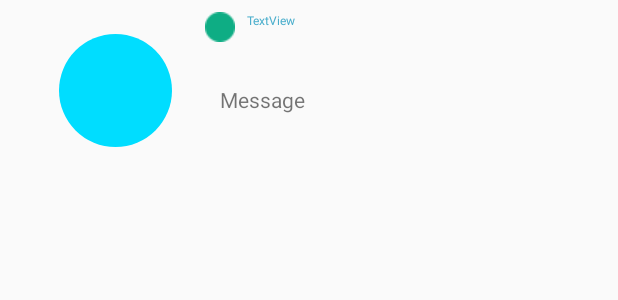
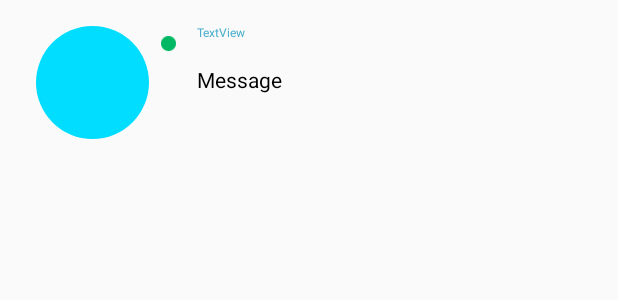
Before and after one commit to leothelindo/TravelBud, an Android app: the layout chat_item.xml on its own in the app's theme, with its tools: preview values and no code run, on a phone screen of 412 x 824 dp. Shown: the top 300 px of the screen. Run offline under Robolectric (Android 15) with nearby library versions, the phone set to English and light mode, and no system bars.

Commit message:
fixed user message

```diff
--- a/app/src/main/java/me/leojlindo/travelbud/MessageFragment.java
+++ b/app/src/main/java/me/leojlindo/travelbud/MessageFragment.java
@@ -193,6 +193,7 @@ public class MessageFragment extends Fragment{
 
             ParseUser c = getItem(pos);
             TextView lbl = (TextView) v.findViewById(R.id.user_info);
+            ImageView online = (ImageView) v.findViewById(R.id.online);
             lbl.setText(c.getUsername());
             final ImageView prof = (ImageView) v.findViewById(R.id.prof_chat);
             ParseFile imageFile = (ParseFile) c.get("picture");
@@ -205,9 +206,10 @@ public class MessageFragment extends Fragment{
                     prof.setImageBitmap(bitmap);
                 }
             });
-            lbl.setCompoundDrawablesWithIntrinsicBounds(
-                    c.getBoolean("online") ? R.drawable.ic_online
-                            : R.drawable.ic_offline, 0, R.drawable.arrow, 0);
+            Bitmap bMap = BitmapFactory.decodeResource(getResources(), c.getBoolean("online") ? R.drawable.ic_online
+                    : R.drawable.ic_offline);
+            Bitmap bMapScaled = Bitmap.createScaledBitmap(bMap, 10, 10, true);
+            online.setImageBitmap(bMapScaled);
 
             ParseQuery<ParseObject> q = ParseQuery.getQuery("Chat");
             if (lastMsgDate != null)
--- a/app/src/main/res/layout/chat_item.xml
+++ b/app/src/main/res/layout/chat_item.xml
@@ -4,24 +4,23 @@
     xmlns:app="http://schemas.android.com/apk/res-auto"
     xmlns:tools="http://schemas.android.com/tools"
     android:layout_width="match_parent"
-    android:layout_height="120dp">
+    android:layout_height="110dp">
 
     <TextView
         android:id="@+id/user_info"
-        android:layout_width="269dp"
+        android:layout_width="0dp"
         android:layout_height="wrap_content"
         android:layout_alignParentEnd="true"
         android:layout_alignParentTop="true"
-        android:drawableLeft="@drawable/ic_online"
-        android:drawablePadding="@dimen/pad_10dp"
-        android:drawableTint="@color/appGreen"
+        android:layout_marginStart="32dp"
+        android:layout_marginTop="16dp"
         android:orientation="horizontal"
-        android:padding="@dimen/pad_10dp"
         android:text="TextView"
         android:textColor="@color/appOrange"
         android:textSize="@dimen/txt_18sp"
         app:layout_constraintEnd_toEndOf="parent"
-        app:layout_constraintStart_toEndOf="@+id/prof_chat" />
+        app:layout_constraintStart_toEndOf="@+id/prof_chat"
+        app:layout_constraintTop_toTopOf="parent" />
 
     <de.hdodenhof.circleimageview.CircleImageView
         android:id="@+id/prof_chat"
@@ -30,7 +29,7 @@
         android:layout_alignParentStart="true"
         android:layout_centerVertical="true"
         android:layout_marginBottom="8dp"
-        android:layout_marginStart="39dp"
+        android:layout_marginStart="24dp"
         android:layout_marginTop="8dp"
         app:layout_constraintBottom_toBottomOf="parent"
         app:layout_constraintStart_toStartOf="parent"
@@ -42,12 +41,21 @@
         android:layout_width="wrap_content"
         android:layout_height="wrap_content"
         android:layout_centerInParent="true"
-        android:layout_marginBottom="40dp"
         android:layout_marginStart="32dp"
         android:layout_marginTop="16dp"
         android:text="Message"
-        app:layout_constraintBottom_toBottomOf="parent"
+        android:textColor="@color/black"
         app:layout_constraintStart_toEndOf="@+id/prof_chat"
         app:layout_constraintTop_toBottomOf="@+id/user_info" />
 
+    <ImageView
+        android:id="@+id/online"
+        android:layout_width="10dp"
+        android:layout_height="10dp"
+        android:layout_marginStart="8dp"
+        android:layout_marginTop="24dp"
+        app:layout_constraintStart_toEndOf="@+id/prof_chat"
+        app:layout_constraintTop_toTopOf="parent"
+        app:srcCompat="@drawable/ic_online" />
+
 </android.support.constraint.ConstraintLayout>
```
